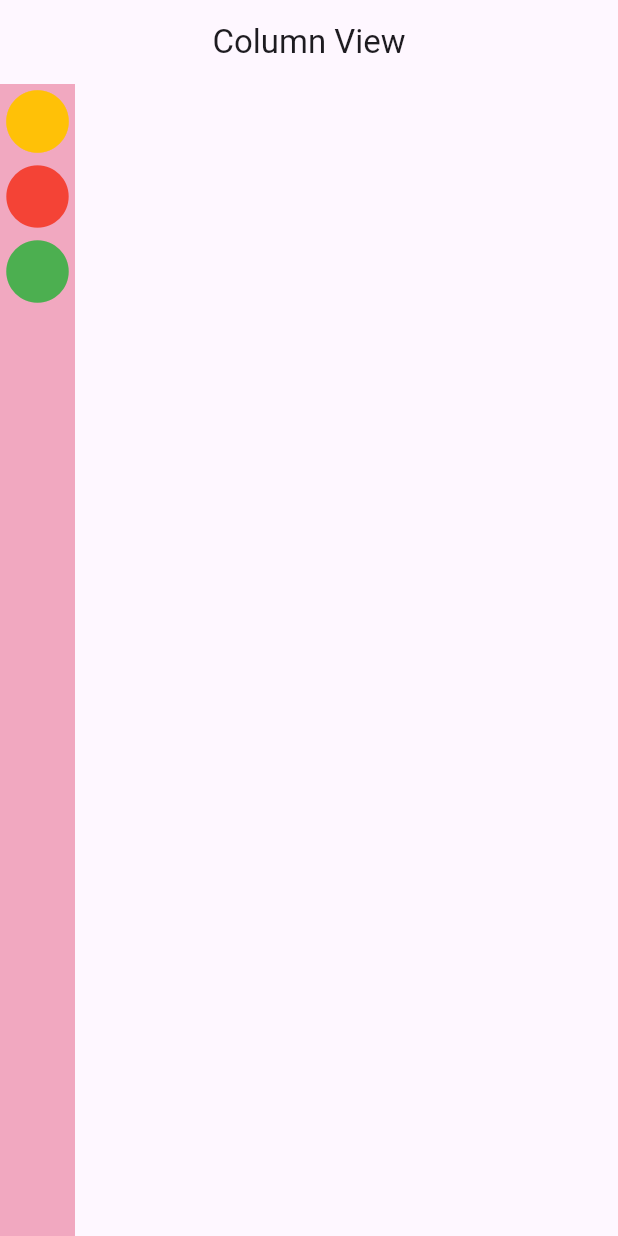
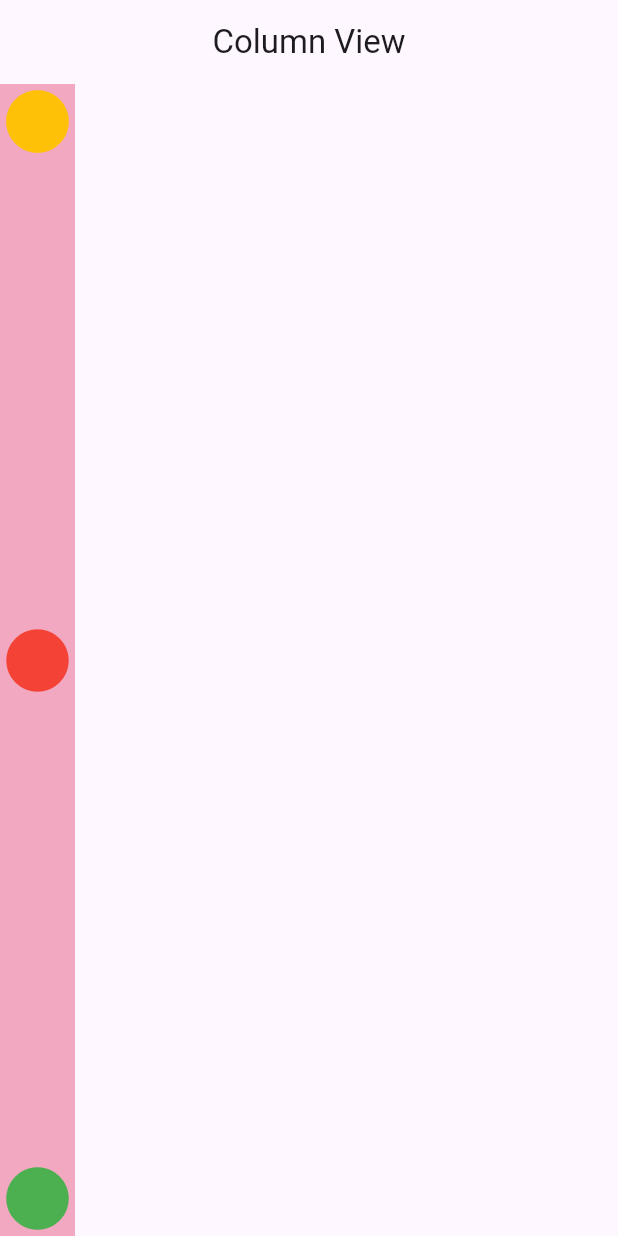
Before and after one commit to manishaa8981/assig_dart, a Flutter app: the screen it shows after launch, on a phone screen of 412 x 824 dp. Run offline on Flutter 3.47's test engine with Material 3 defaults, Android fonts, the phone set to English and light mode, and no system bars.

Commit message:
column View with spacer

```diff
--- a/lib/view/column_view.dart
+++ b/lib/view/column_view.dart
@@ -20,11 +20,13 @@ class ColumnView extends StatelessWidget {
               size: 50,
               color: Colors.amber,
             ),
+            Spacer(), // equal gaps ma divide gardinxa
             Icon(
               Icons.circle,
               size: 50,
               color: Colors.red,
             ),
+            Spacer(),
             Icon(
               Icons.circle,
               size: 50,
```
